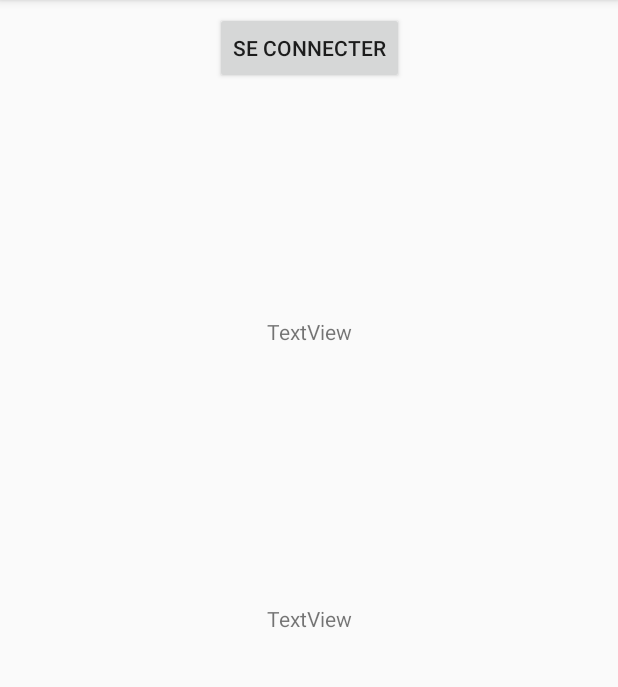
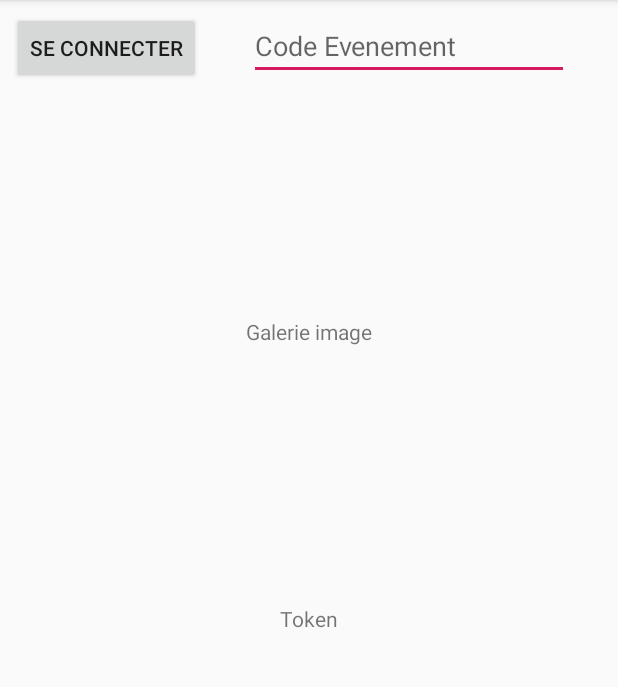
Before and after one commit to Grezor/PPE_android, an Android app: the screen it shows after launch (MainActivity), after a tap on "SE CONNECTER", on a phone screen of 412 x 824 dp, the part 84-771 px from its top. Run offline under Robolectric (Android 15) with nearby library versions, the phone set to English and light mode, and no system bars.

```diff
--- a/app/build.gradle
+++ b/app/build.gradle
@@ -35,4 +35,8 @@ dependencies {
     testImplementation 'junit:junit:4.12'
     androidTestImplementation 'androidx.test:runner:1.1.0-alpha4'
     androidTestImplementation 'androidx.test.espresso:espresso-core:3.1.0-alpha4'
+
+    // implementation pour retrofit
+    implementation 'com.squareup.retrofit2:converter-gson:2.4.0'
+
 }
--- a/app/src/main/java/fr/efficom/formation/ppe1719/MainActivity.kt
+++ b/app/src/main/java/fr/efficom/formation/ppe1719/MainActivity.kt
@@ -3,12 +3,15 @@ package fr.efficom.formation.ppe1719
 import android.os.Bundle
 import android.util.Log
 import androidx.appcompat.app.AppCompatActivity
+import fr.efficom.formation.ppe1719.api.BornesService
+import fr.efficom.formation.ppe1719.api.Photo
 import kotlinx.android.synthetic.main.activity_main.*
 import okhttp3.ResponseBody
 import retrofit2.Call
 import retrofit2.Callback
 import retrofit2.Response
 import retrofit2.Retrofit
+import retrofit2.converter.gson.GsonConverterFactory
 
 class MainActivity : AppCompatActivity() {
 
@@ -16,7 +19,9 @@ class MainActivity : AppCompatActivity() {
 
     init {
         val urlApi = "https://ibm-patisserie-mysql-php-20190301081146073-rested-kudu.eu-gb.mybluemix.net/"
-        val retrofit = Retrofit.Builder().baseUrl(urlApi).build()
+        val retrofit = Retrofit.Builder().baseUrl(urlApi)
+            .addConverterFactory(GsonConverterFactory.create())
+            .build()
 
         bornesService = retrofit.create(BornesService::class.java)
     }
@@ -27,28 +32,69 @@ class MainActivity : AppCompatActivity() {
 
 
         login_button.setOnClickListener {
-            showPhotos()
+            showPhotosAsList()
             login()
+
         }
 
     }
-//////////////////////////////PHOTOS ///////////////////////
-    fun showPhotos(){
-        val request = bornesService.getPhotoForEvent("SONA")
-        request.enqueue(object : Callback<ResponseBody> {
-            override fun onFailure(call: Call<ResponseBody>, t: Throwable) {
-                Log.w("bornesService", "Echec loginUser")
+    ////////////////////////////////
+    // Function PHOTOS
+    ////////////////////////////////
+//    fun showPhotos() {
+//        //CodeEvent -> recupère les informations du champs input CodeEvent
+//        // Exemple : SONA affiche image autre affiche rien
+//        val codeEvent = codeEventEditText.text.toString()
+//
+//        val request = bornesService.getPhotoForEventAsList(codeEvent)
+//        request.enqueue(object : Callback<List<Photo>> {
+//            override fun onFailure(call: Call<ResponseBody>, t: Throwable) {
+//                Log.w("bornesService", "Echec photos")
+//            }
+//
+//            override fun onResponse(call: Call<ResponseBody>, response: Response<ResponseBody>) {
+//                val body = response.body()
+//                if (body != null) {
+//                    // Affiche les images
+//                    img_text_view.text = body.string()
+//                }
+//            }
+//        })
+//
+//    }
+
+    ////////////////////////////////
+    // Function
+    ////////////////////////////////
+    fun showPhotosAsList(){
+        val codeEvent = codeEventEditText.text.toString()
+        val request = bornesService.getPhotoForEventAsList(codeEvent)
+        request.enqueue(object : Callback<List<Photo>>{
+            override fun onFailure(call: Call<List<Photo>>, t: Throwable) {
+
             }
 
-            override fun onResponse(call: Call<ResponseBody>, response: Response<ResponseBody>) {
-                val body = response.body()
-                if (body != null) {
-                    img_text_view.text = body.string()
+            override fun onResponse(call: Call<List<Photo>>, response: Response<List<Photo>>) {
+                val result = response.body()
+
+                if (result!= null){
+                    // aficher l'image
+                    var length = result.size
+                    var str:String = ""
+
+                    for (i in 0 until length){
+                        str = str + "\n" + result.get(i).url + " " + result.get(i).date_prise
+                    }
+
                 }
             }
+
         })
-}
-    ////////////////////////////// LOGIN  ///////////////////////
+    }
+
+    ////////////////////////////////
+    // Function LOGIN
+    ////////////////////////////////
     fun login() {
         val tokenRequest = bornesService.loginUser("toto")
         tokenRequest.enqueue(object : Callback<ResponseBody> {
@@ -59,6 +105,7 @@ class MainActivity : AppCompatActivity() {
             override fun onResponse(call: Call<ResponseBody>, response: Response<ResponseBody>) {
                 val body = response.body()
                 if (body != null) {
+                    // Affiche le token
                     token_text_view.text = body.string()
                 }
             }
--- a/app/src/main/java/fr/efficom/formation/ppe1719/BornesService.kt
+++ b/app/src/main/java/fr/efficom/formation/ppe1719/api/BornesService.kt
@@ -1,14 +1,22 @@
-package fr.efficom.formation.ppe1719
+package fr.efficom.formation.ppe1719.api
 
+import android.provider.ContactsContract
 import okhttp3.ResponseBody
 import retrofit2.Call
 import retrofit2.http.GET
 import retrofit2.http.Query
 
 interface BornesService {
+    // API LOGIN
     @GET("api/login_mobile.php")
     fun loginUser(@Query("login") login: String): Call<ResponseBody>
 
+    // API PHOTO
     @GET("api/photos_event.php")
     fun getPhotoForEvent(@Query("code") login: String): Call<ResponseBody>
+
+    // LIST PHOTO
+    // Retourne sous forme d'un tableau
+    @GET("api/photos_event.php")
+    fun getPhotoForEventAsList(@Query("code") login: String): Call<List<Photo>>
 }
--- a/app/src/main/res/layout/activity_main.xml
+++ b/app/src/main/res/layout/activity_main.xml
@@ -7,7 +7,7 @@
         android:layout_height="match_parent"
         tools:context=".MainActivity">
     <TextView
-            android:text="TextView"
+            android:text="Galerie image"
             android:layout_width="wrap_content"
             android:layout_height="wrap_content"
             android:id="@+id/img_text_view" android:layout_marginTop="8dp"
@@ -20,11 +20,11 @@
             android:layout_width="wrap_content"
             android:layout_height="wrap_content"
             android:id="@+id/login_button" android:layout_marginTop="8dp"
-            app:layout_constraintTop_toTopOf="parent" app:layout_constraintEnd_toEndOf="parent"
-            android:layout_marginEnd="8dp" app:layout_constraintStart_toStartOf="parent"
+            app:layout_constraintTop_toTopOf="parent"
+            app:layout_constraintStart_toStartOf="parent"
             android:layout_marginStart="8dp"/>
     <TextView
-            android:text="TextView"
+            android:text="Token"
             android:layout_width="wrap_content"
             android:layout_height="wrap_content"
             android:id="@+id/token_text_view" android:layout_marginTop="8dp"
@@ -32,4 +32,12 @@
             android:layout_marginEnd="8dp" app:layout_constraintStart_toStartOf="parent"
             android:layout_marginStart="8dp" android:layout_marginBottom="8dp"
             app:layout_constraintBottom_toBottomOf="parent"/>
+    <EditText
+            android:layout_width="wrap_content"
+            android:layout_height="wrap_content"
+            android:inputType="textPersonName"
+            android:ems="10"
+            android:hint="Code Evenement"
+            android:id="@+id/codeEventEditText" app:layout_constraintStart_toEndOf="@+id/login_button"
+            android:layout_marginStart="32dp" android:layout_marginTop="8dp" app:layout_constraintTop_toTopOf="parent"/>
 </androidx.constraintlayout.widget.ConstraintLayout>
```
Also changed, not shown: app/src/main/java/fr/efficom/formation/ppe1719/api/Photo.kt (added, +13 -0 lines), 1 other file.
